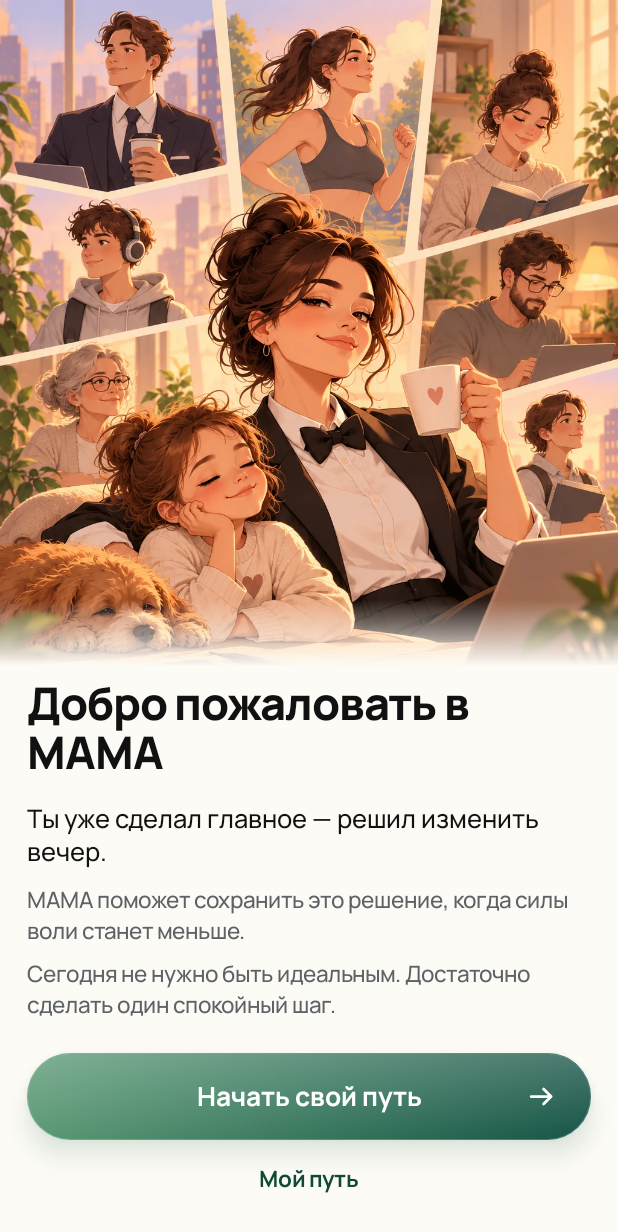
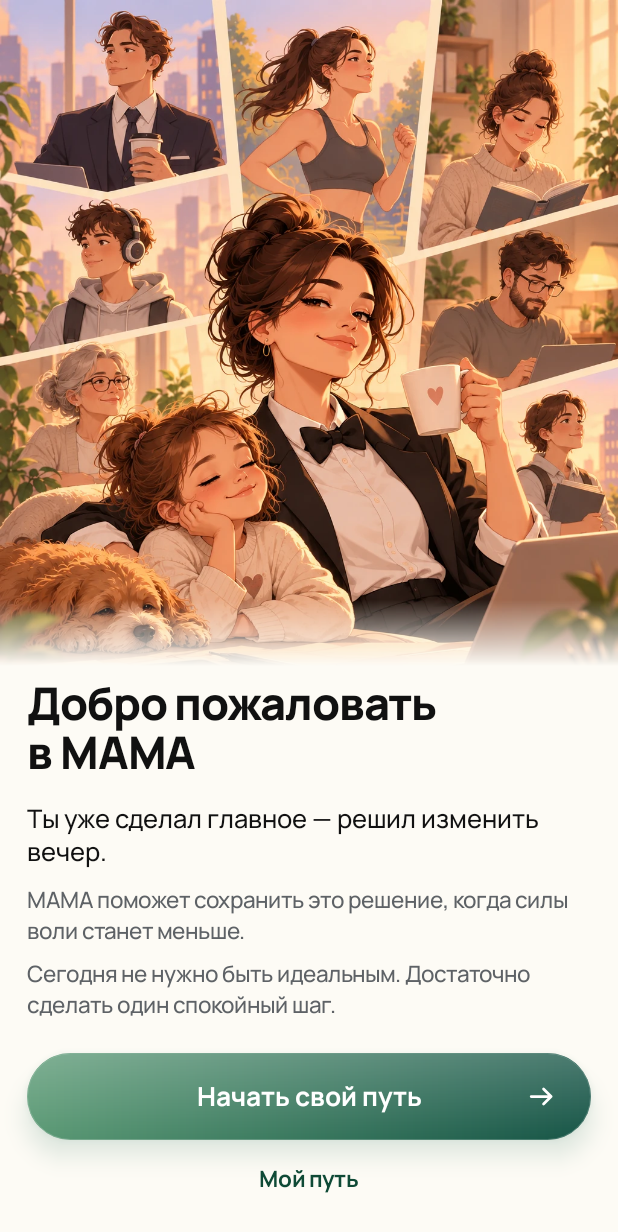
Before and after one commit to lezhik0036-sys/-, an Android app: the screen it shows after launch (MainActivity), on a phone screen of 412 x 824 dp. Shown: the top 1232 px of the screen. Run offline under Robolectric (Android 15) with nearby library versions, the phone set to English and light mode, and no system bars; Roboto replaces fonts that are not available here.

Commit message:
UI v1 3D: the welcome on a small phone
- Short screens (under 780 dp high) get slightly more compact type, so
  more of the welcome is in view; the illustration keeps its minimum
  (the child and the dog stay whole).
- Text that still does not fit fades into a scroll above "Начать свой
  путь" instead of being cut mid-line.
- Non-breaking spaces keep "в MAMA" and "главное —" together.

Co-Authored-By: Claude Opus 5.5 <noreply@anthropic.com>
Claude-Session: https://claude.ai/code/session_01T72ufKmLLCu9iTvJdNnnqH

```diff
--- a/app/src/main/kotlin/app/mama/ui/SetupScreens.kt
+++ b/app/src/main/kotlin/app/mama/ui/SetupScreens.kt
@@ -7,6 +7,7 @@ import android.text.TextWatcher
 import android.view.Gravity
 import android.view.View
 import android.widget.LinearLayout
+import android.widget.ScrollView
 import app.mama.billing.Checkout
 import app.mama.billing.FeatureFlags
 import app.mama.billing.Product
@@ -167,16 +168,31 @@ internal fun MainActivity.welcomeScreen(): Pair<View, Boolean> {
             .apply { tag = WELCOME_HERO },
         LinearLayout.LayoutParams(LinearLayout.LayoutParams.MATCH_PARENT, 0, 1f),
     )
+    // A short screen (a small phone) gets slightly more compact type, so more of the welcome is in view.
+    val compact = resources.configuration.screenHeightDp < 780
     val text = d.column().apply { setPadding(d.dp(Spacing.SCREEN), d.dp(4), d.dp(Spacing.SCREEN), d.dp(14)) }
-    text.addView(d.text("Добро пожаловать в MAMA", Typo.DISPLAY).apply { textSize = 30f }, d.fill())
-    text.addView(d.text("Ты уже сделал главное — решил изменить вечер.", Typo.SUBTITLE, Palette.Ink), d.gap(12))
-    text.addView(d.text("MAMA поможет сохранить это решение, когда силы воли станет меньше.", Typo.BODY, Palette.InkMuted), d.gap(10))
-    text.addView(d.text("Сегодня не нужно быть идеальным. Достаточно сделать один спокойный шаг.", Typo.BODY, Palette.InkMuted), d.gap(8))
+    // Non-breaking spaces keep "в MAMA" and "главное —" together.
+    text.addView(d.text("Добро пожаловать в\u00A0MAMA", Typo.DISPLAY).apply { textSize = if (compact) 26f else 30f }, d.fill())
+    text.addView(d.text("Ты уже сделал главное\u00A0— решил изменить вечер.", Typo.SUBTITLE, Palette.Ink).apply {
+        if (compact) textSize = 16f
+    }, d.gap(if (compact) 10 else 12))
+    for ((i, line) in listOf(
+        "MAMA поможет сохранить это решение, когда силы воли станет меньше.",
+        "Сегодня не нужно быть идеальным. Достаточно сделать один спокойный шаг.",
+    ).withIndex()) {
+        text.addView(d.text(line, Typo.BODY, Palette.InkMuted).apply { if (compact) textSize = 14.5f }, d.gap(if (i == 0) (if (compact) 8 else 10) else (if (compact) 6 else 8)))
+    }
     body.addView(text, d.fill())
     val start = d.primaryButton("Начать свой путь", large = true) { beginDraft(); go(Step.PERMISSIONS) }
     // A quiet way to everything already done, at any time between series (3A.1).
     val path = d.linkButton("Мой путь") { openPath() }.apply { tag = OPEN_PATH }
-    return d.screen(null, header = null, body = body, cta = d.bottomCta(start, path)) to true
+    val screen = d.screen(null, header = null, body = body, cta = d.bottomCta(start, path))
+    // Text that does not fit fades into a scroll above the button instead of being cut mid-line.
+    (body.parent as? ScrollView)?.apply {
+        isVerticalFadingEdgeEnabled = true
+        setFadingEdgeLength(d.dp(32))
+    }
+    return screen to true
 }
 
 // ---------------- 2. Permissions ----------------
```
Also changed, not shown: 1 other file.
